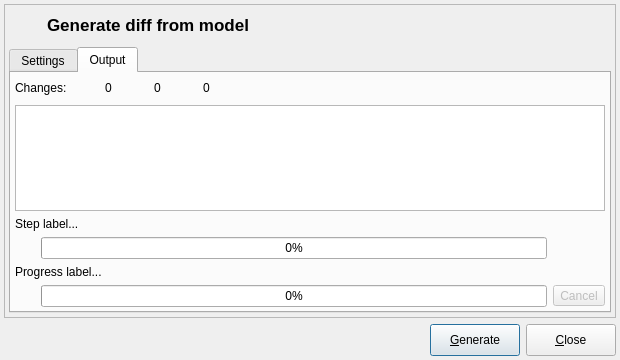
First picture: the form in libpgmodeler_ui/ui/modeldatabasediffform.ui, repository pgmodeler/pgmodeler, before the edit.
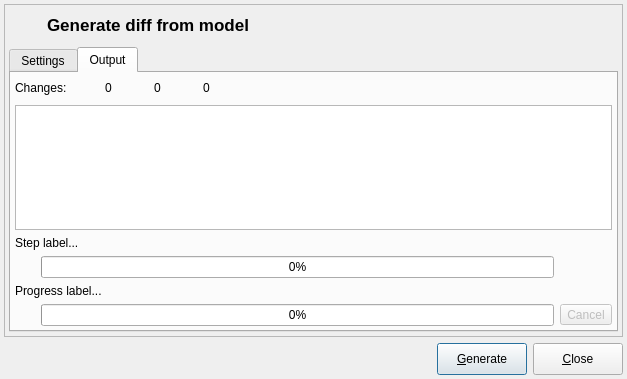
Second picture: the form after the edit. The open tabs and pages were chosen to show the change. Icons and pictures are not drawn.

What changed in the file:
```diff
--- a/libpgmodeler_ui/ui/modeldatabasediffform.ui
+++ b/libpgmodeler_ui/ui/modeldatabasediffform.ui
@@ -9,8 +9,8 @@
    <rect>
     <x>0</x>
     <y>0</y>
-    <width>620</width>
-    <height>360</height>
+    <width>627</width>
+    <height>379</height>
    </rect>
   </property>
   <property name="sizePolicy">
@@ -1001,6 +1001,12 @@
               <verstretch>0</verstretch>
              </sizepolicy>
             </property>
+            <property name="horizontalScrollBarPolicy">
+             <enum>Qt::ScrollBarAsNeeded</enum>
+            </property>
+            <property name="sizeAdjustPolicy">
+             <enum>QAbstractScrollArea::AdjustIgnored</enum>
+            </property>
             <property name="alternatingRowColors">
              <bool>true</bool>
             </property>
@@ -1022,6 +1028,12 @@
             <attribute name="headerVisible">
              <bool>false</bool>
             </attribute>
+            <attribute name="headerDefaultSectionSize">
+             <number>100</number>
+            </attribute>
+            <attribute name="headerStretchLastSection">
+             <bool>true</bool>
+            </attribute>
             <column>
              <property name="text">
               <string/>
```
